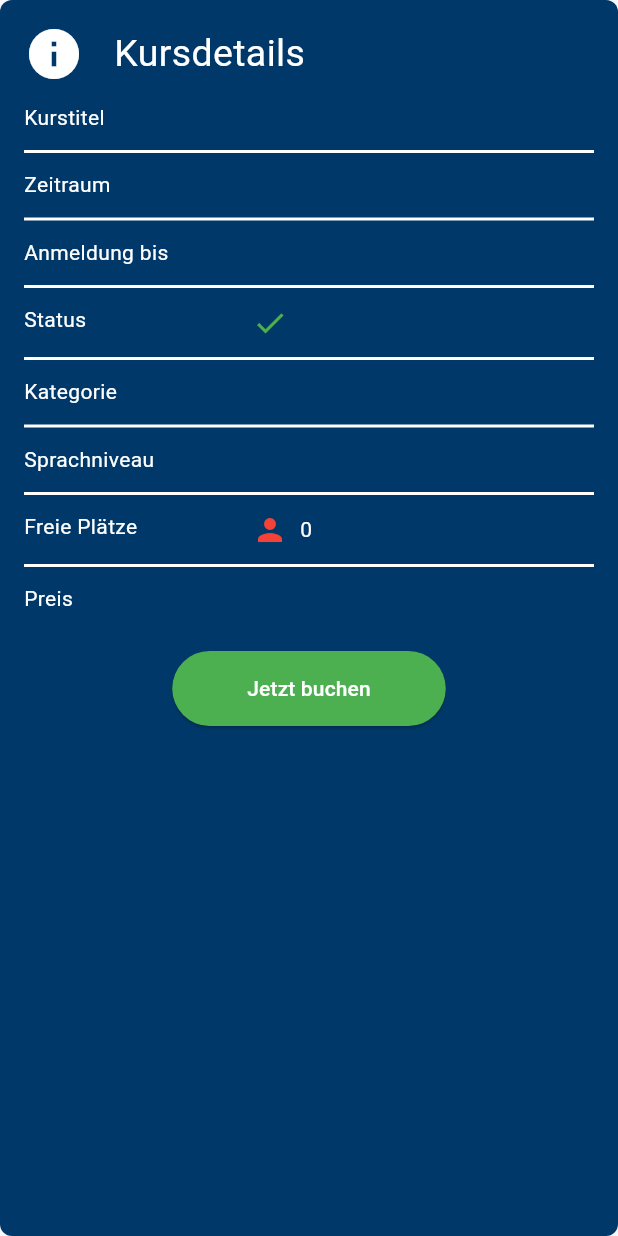
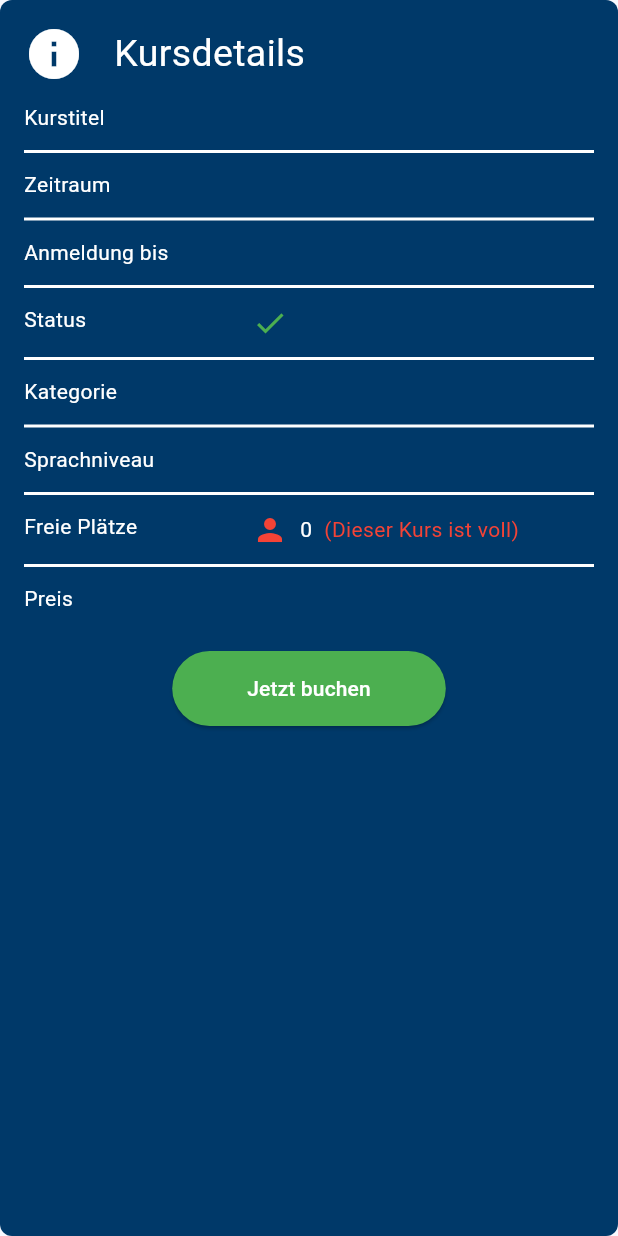
Before and after one commit to muhammetsalihaslan/TextCenterProject, a Flutter app: the CourseDetailCard widget shown alone on an empty page, opened directly with empty values, on a phone screen of 412 x 824 dp. Run offline on Flutter 3.47's test engine with Material 3 defaults, Android fonts, the phone set to English and light mode, and no system bars; our stand-ins replace font_awesome_flutter, google_fonts.

Commit message:
CourseDetail is done

```diff
--- a/textproject/lib/widgets/course_detail_card.dart
+++ b/textproject/lib/widgets/course_detail_card.dart
@@ -1,3 +1,4 @@
+import 'dart:async';
 import 'package:flutter/material.dart';
 import 'package:intl/intl.dart';
 
@@ -12,6 +13,18 @@ class CourseDetailCard extends StatefulWidget {
 
 class _CourseDetailCardState extends State<CourseDetailCard> {
   final DateFormat dateFormat2 = DateFormat('dd.MM.yyyy');
+  bool _showWarningText = true;
+
+  @override
+  void initState() {
+    super.initState();
+    // Timer to toggle the visibility of the warning text every 500ms
+    Timer.periodic(const Duration(milliseconds: 500), (timer) {
+      setState(() {
+        _showWarningText = !_showWarningText;
+      });
+    });
+  }
 
   bool isApplicationDeadlinePassed(String appDeadline) {
     try {
@@ -134,12 +147,25 @@ class _CourseDetailCardState extends State<CourseDetailCard> {
           Expanded(
             flex: 3,
             child: Row(
-              mainAxisAlignment: MainAxisAlignment.start,
               children: [
                 freiePlaetzeIcon,
                 const SizedBox(width: 8), // İkon ile sayı arasında boşluk
                 Text(freiePlaetzeInt.toString(),
                     style: const TextStyle(color: Colors.white)),
+                if (freiePlaetzeInt < 3 &&
+                    freiePlaetzeInt > 0 &&
+                    _showWarningText)
+                  const Padding(
+                    padding: EdgeInsets.only(left: 8),
+                    child: Text('(Dieser Kurs ist fast voll)',
+                        style: TextStyle(color: Colors.yellow)),
+                  ),
+                if (freiePlaetzeInt == 0)
+                  const Padding(
+                    padding: EdgeInsets.only(left: 8),
+                    child: Text('(Dieser Kurs ist voll)',
+                        style: TextStyle(color: Colors.red)),
+                  ),
               ],
             ),
           ),
```
